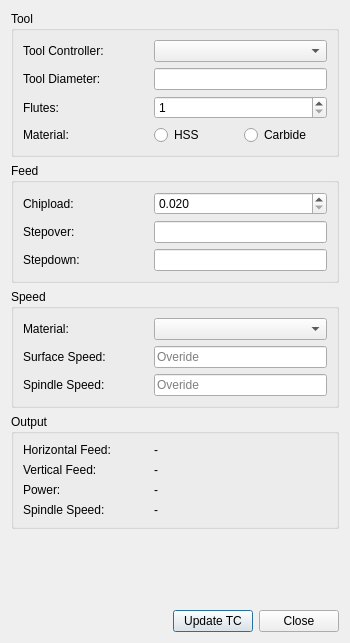
Above: PathFeedsAndSpeedsGui.ui from dubstar-04/FeedsAndSpeeds before the change. Below: the same form after it.
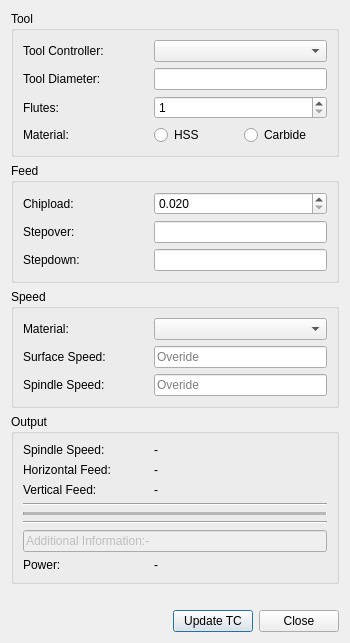
That is the form after the change. Custom widgets are drawn as their Qt base class.

Commit message:
units & minor output panel changes
see pull request

```diff
--- a/PathFeedsAndSpeedsGui.ui
+++ b/PathFeedsAndSpeedsGui.ui
@@ -492,43 +492,23 @@
       <string>Output</string>
      </property>
      <layout class="QGridLayout" name="gridLayout_4">
-      <item row="0" column="0">
-       <layout class="QHBoxLayout" name="horizontalLayout_7">
-        <item>
-         <widget class="QLabel" name="label_4">
-          <property name="sizePolicy">
-           <sizepolicy hsizetype="Maximum" vsizetype="Preferred">
-            <horstretch>0</horstretch>
-            <verstretch>0</verstretch>
-           </sizepolicy>
-          </property>
-          <property name="minimumSize">
-           <size>
-            <width>125</width>
-            <height>0</height>
-           </size>
-          </property>
-          <property name="maximumSize">
-           <size>
-            <width>16777215</width>
-            <height>16777215</height>
-           </size>
-          </property>
-          <property name="text">
-           <string>Horizontal Feed:</string>
-          </property>
-         </widget>
-        </item>
-        <item>
-         <widget class="QLabel" name="hfeed_result">
-          <property name="text">
-           <string>-</string>
-          </property>
-         </widget>
-        </item>
-       </layout>
+      <item row="5" column="0">
+       <widget class="Line" name="line">
+        <property name="autoFillBackground">
+         <bool>true</bool>
+        </property>
+        <property name="lineWidth">
+         <number>1</number>
+        </property>
+        <property name="midLineWidth">
+         <number>3</number>
+        </property>
+        <property name="orientation">
+         <enum>Qt::Horizontal</enum>
+        </property>
+       </widget>
       </item>
-      <item row="1" column="0">
+      <item row="2" column="0">
        <layout class="QHBoxLayout" name="horizontalLayout">
         <item>
          <widget class="QLabel" name="label_14">
@@ -564,10 +544,10 @@
         </item>
        </layout>
       </item>
-      <item row="2" column="0">
-       <layout class="QHBoxLayout" name="horizontalLayout_8">
+      <item row="1" column="0">
+       <layout class="QHBoxLayout" name="horizontalLayout_7">
         <item>
-         <widget class="QLabel" name="label_5">
+         <widget class="QLabel" name="label_4">
           <property name="sizePolicy">
            <sizepolicy hsizetype="Maximum" vsizetype="Preferred">
             <horstretch>0</horstretch>
@@ -587,12 +567,12 @@
            </size>
           </property>
           <property name="text">
-           <string>Power:</string>
+           <string>Horizontal Feed:</string>
           </property>
          </widget>
         </item>
         <item>
-         <widget class="QLabel" name="hp_result">
+         <widget class="QLabel" name="hfeed_result">
           <property name="text">
            <string>-</string>
           </property>
@@ -600,7 +580,7 @@
         </item>
        </layout>
       </item>
-      <item row="3" column="0">
+      <item row="0" column="0">
        <layout class="QHBoxLayout" name="horizontalLayout_12">
         <item>
          <widget class="QLabel" name="label_12">
@@ -636,6 +616,66 @@
         </item>
        </layout>
       </item>
+      <item row="8" column="0">
+       <layout class="QHBoxLayout" name="horizontalLayout_8">
+        <item>
+         <widget class="QLabel" name="label_5">
+          <property name="sizePolicy">
+           <sizepolicy hsizetype="Maximum" vsizetype="Preferred">
+            <horstretch>0</horstretch>
+            <verstretch>0</verstretch>
+           </sizepolicy>
+          </property>
+          <property name="minimumSize">
+           <size>
+            <width>125</width>
+            <height>0</height>
+           </size>
+          </property>
+          <property name="maximumSize">
+           <size>
+            <width>16777215</width>
+            <height>16777215</height>
+           </size>
+          </property>
+          <property name="text">
+           <string>Power:</string>
+          </property>
+         </widget>
+        </item>
+        <item>
+         <widget class="QLabel" name="hp_result">
+          <property name="text">
+           <string>-</string>
+          </property>
+         </widget>
+        </item>
+       </layout>
+      </item>
+      <item row="4" column="0">
+       <widget class="Line" name="line_3">
+        <property name="orientation">
+         <enum>Qt::Horizontal</enum>
+        </property>
+       </widget>
+      </item>
+      <item row="6" column="0">
+       <widget class="Line" name="line_2">
+        <property name="orientation">
+         <enum>Qt::Horizontal</enum>
+        </property>
+       </widget>
+      </item>
+      <item row="7" column="0">
+       <widget class="QLineEdit" name="lineEdit">
+        <property name="enabled">
+         <bool>false</bool>
+        </property>
+        <property name="text">
+         <string>Additional Information:-</string>
+        </property>
+       </widget>
+      </item>
      </layout>
     </widget>
    </item>
```
The commit also changes 1 other file.
